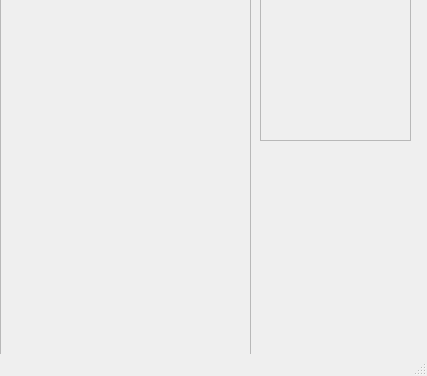
xiocode/tetris, file UI/tetris.ui: the form before one commit; both pictures show x 0 to 427 and y 210 to 586 of the 427 by 586 pixel window.
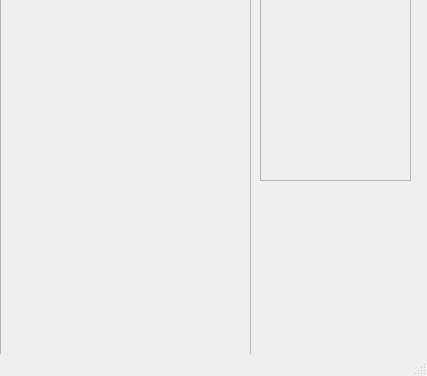
The form after the commit.

What changed in the file:
```diff
--- a/UI/tetris.ui
+++ b/UI/tetris.ui
@@ -62,7 +62,7 @@
       <x>260</x>
       <y>90</y>
       <width>151</width>
-      <height>261</height>
+      <height>301</height>
      </rect>
     </property>
     <property name="frameShape">
```
